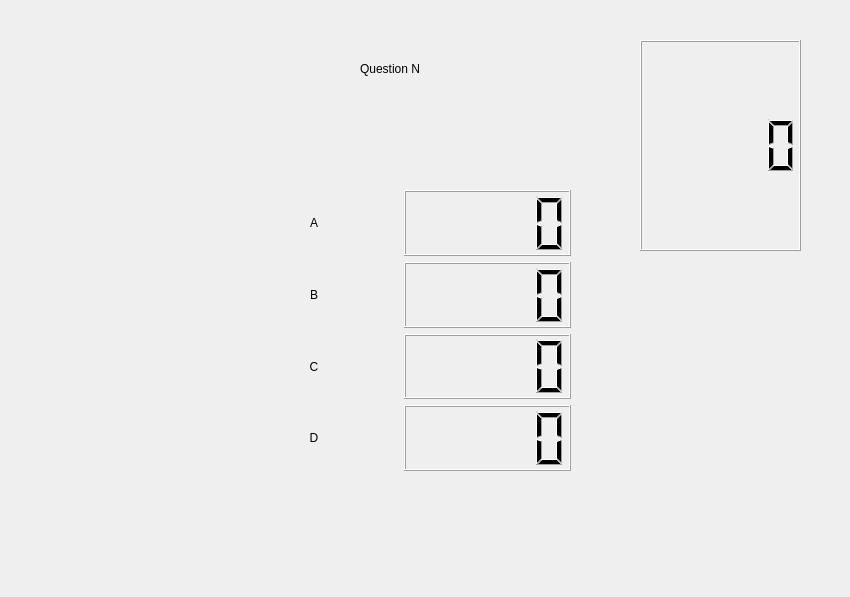
This is Kahoot_client/gamestate.ui in JanMetz/Kahoot as Qt 5 draws it before an edit. The edited form follows.
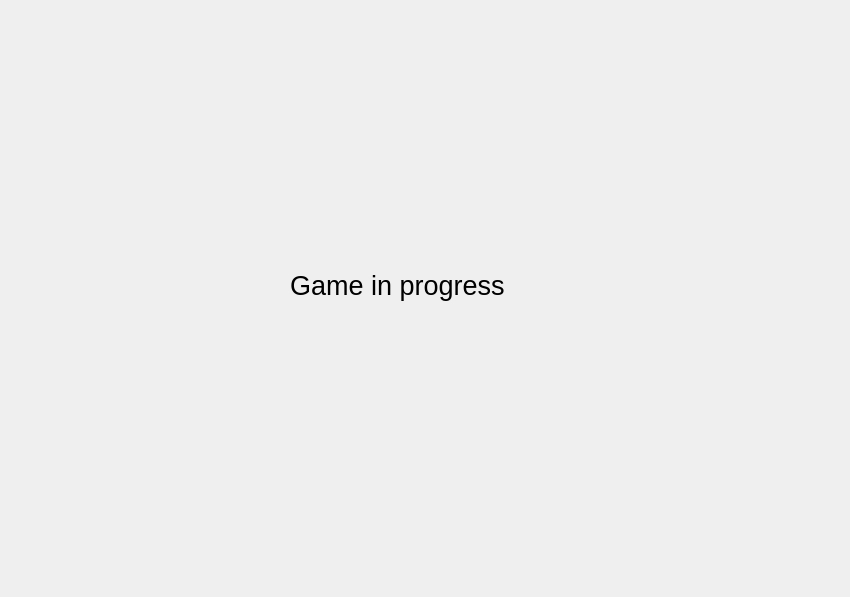
This is the edited form.

```diff
--- a/Kahoot_client/gamestate.ui
+++ b/Kahoot_client/gamestate.ui
@@ -16,89 +16,20 @@
   <widget class="QLabel" name="label_5">
    <property name="geometry">
     <rect>
-     <x>360</x>
-     <y>60</y>
-     <width>91</width>
-     <height>17</height>
-    </rect>
-   </property>
-   <property name="text">
-    <string>Question N</string>
-   </property>
-  </widget>
-  <widget class="QLCDNumber" name="lcdNumber_5">
-   <property name="geometry">
-    <rect>
-     <x>640</x>
-     <y>40</y>
-     <width>161</width>
-     <height>211</height>
-    </rect>
-   </property>
-  </widget>
-  <widget class="QWidget" name="">
-   <property name="geometry">
-    <rect>
-     <x>230</x>
+     <x>290</x>
      <y>190</y>
-     <width>341</width>
-     <height>281</height>
+     <width>251</width>
+     <height>191</height>
     </rect>
    </property>
-   <layout class="QGridLayout" name="gridLayout">
-    <item row="0" column="0">
-     <widget class="QLabel" name="label">
-      <property name="text">
-       <string>A</string>
-      </property>
-      <property name="alignment">
-       <set>Qt::AlignCenter</set>
-      </property>
-     </widget>
-    </item>
-    <item row="0" column="1">
-     <widget class="QLCDNumber" name="lcdNumber"/>
-    </item>
-    <item row="1" column="0">
-     <widget class="QLabel" name="label_2">
-      <property name="text">
-       <string>B</string>
-      </property>
-      <property name="alignment">
-       <set>Qt::AlignCenter</set>
-      </property>
-     </widget>
-    </item>
-    <item row="1" column="1">
-     <widget class="QLCDNumber" name="lcdNumber_2"/>
-    </item>
-    <item row="2" column="0">
-     <widget class="QLabel" name="label_3">
-      <property name="text">
-       <string>C</string>
-      </property>
-      <property name="alignment">
-       <set>Qt::AlignCenter</set>
-      </property>
-     </widget>
-    </item>
-    <item row="2" column="1">
-     <widget class="QLCDNumber" name="lcdNumber_3"/>
-    </item>
-    <item row="3" column="0">
-     <widget class="QLabel" name="label_4">
-      <property name="text">
-       <string>D</string>
-      </property>
-      <property name="alignment">
-       <set>Qt::AlignCenter</set>
-      </property>
-     </widget>
-    </item>
-    <item row="3" column="1">
-     <widget class="QLCDNumber" name="lcdNumber_4"/>
-    </item>
-   </layout>
+   <property name="font">
+    <font>
+     <pointsize>20</pointsize>
+    </font>
+   </property>
+   <property name="text">
+    <string>Game in progress</string>
+   </property>
   </widget>
  </widget>
  <resources/>
```
